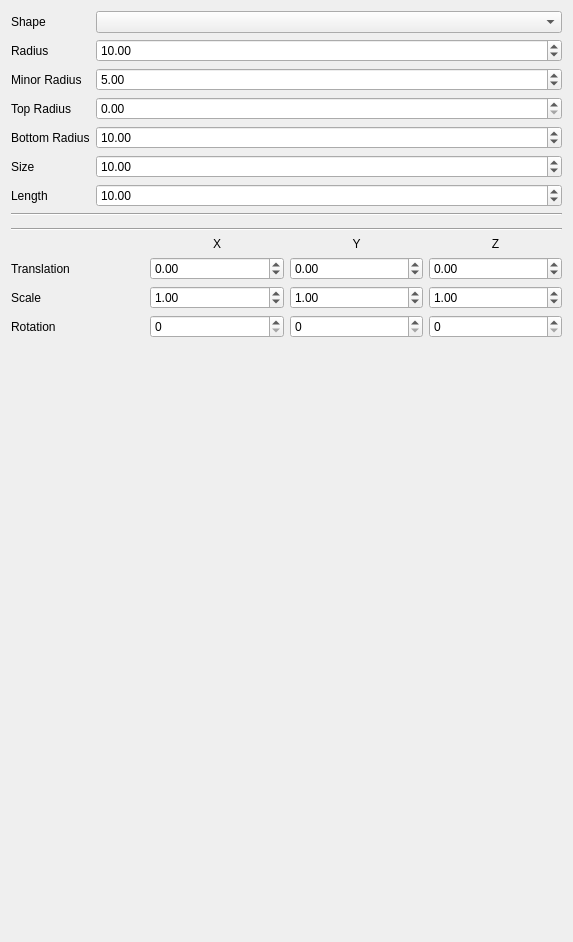
First picture: the form in src/ui/3d/point3dsymbolwidget.ui, repository qgis/QGIS, before the edit.
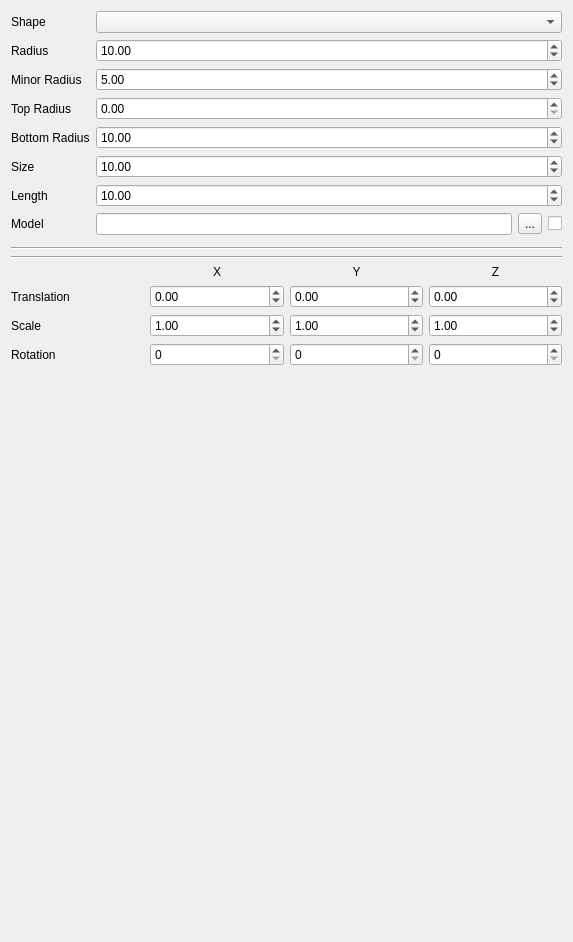
Second picture: the form after the edit. Custom widgets are drawn as their Qt base class.

Commit message: [FEATURE] support 3d models

```diff
--- a/src/ui/3d/point3dsymbolwidget.ui
+++ b/src/ui/3d/point3dsymbolwidget.ui
@@ -13,8 +13,6 @@
   <property name="windowTitle">
    <string>Form</string>
   </property>
-  <layout class="QVBoxLayout" name="verticalLayout">
-   <item>
     <layout class="QFormLayout" name="formLayout">
      <item row="0" column="0">
       <widget class="QLabel" name="label">
@@ -106,26 +104,52 @@
        </property>
       </widget>
      </item>
+   <item row="7" column="0">
+    <widget class="QLabel" name="labelModel">
+     <property name="text">
+      <string>Model</string>
+     </property>
+    </widget>
+   </item>
+   <item row="7" column="1">
+    <layout class="QHBoxLayout" name="horizontalLayout">
+     <item>
+      <widget class="QLineEdit" name="lineEditModel"/>
+     </item>
+     <item>
+      <widget class="QToolButton" name="btnModel">
+       <property name="text">
+        <string>...</string>
+       </property>
+      </widget>
+     </item>
+     <item>
+      <widget class="QCheckBox" name="cbOverwriteMaterial">
+       <property name="text">
+        <string/>
+       </property>
+      </widget>
+     </item>
     </layout>
    </item>
-   <item>
-    <widget class="Line" name="line">
-     <property name="orientation">
-      <enum>Qt::Horizontal</enum>
-     </property>
-    </widget>
-   </item>
-   <item>
+   <item row="8" column="0" colspan="2">
     <widget class="QgsPhongMaterialWidget" name="widgetMaterial" native="true"/>
    </item>
-   <item>
+   <item row="9" column="0" colspan="2">
+    <widget class="Line" name="line">
+     <property name="orientation">
+      <enum>Qt::Horizontal</enum>
+     </property>
+    </widget>
+   </item>
+   <item row="10" column="0" colspan="2">
     <widget class="Line" name="line_2">
      <property name="orientation">
       <enum>Qt::Horizontal</enum>
      </property>
     </widget>
    </item>
-   <item>
+   <item row="11" column="0" colspan="2">
     <layout class="QGridLayout" name="gridLayout">
      <item row="0" column="1">
       <widget class="QLabel" name="label_5">
@@ -252,19 +276,6 @@
      </item>
     </layout>
    </item>
-   <item>
-    <spacer name="verticalSpacer">
-     <property name="orientation">
-      <enum>Qt::Vertical</enum>
-     </property>
-     <property name="sizeHint" stdset="0">
-      <size>
-       <width>20</width>
-       <height>40</height>
-      </size>
-     </property>
-    </spacer>
-   </item>
   </layout>
  </widget>
  <customwidgets>
```
Left out of the diff: 1 changed line with no effect on the pictures. Lines whose indentation alone changed are shown as unchanged. The commit also changes 7 other files.
